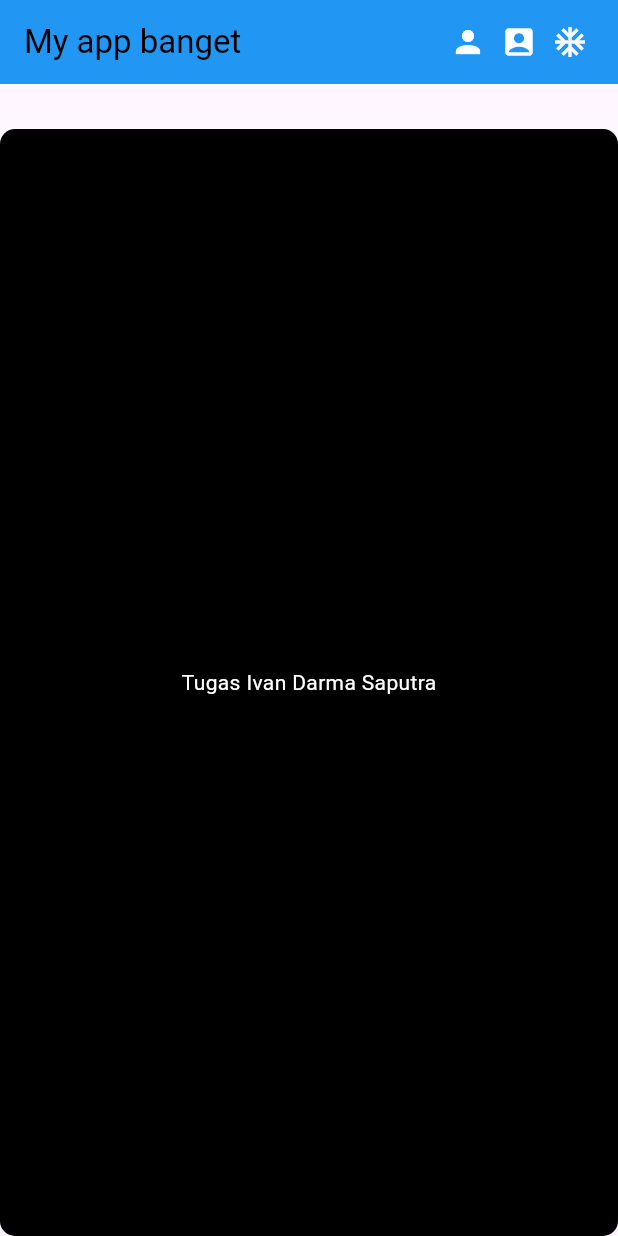
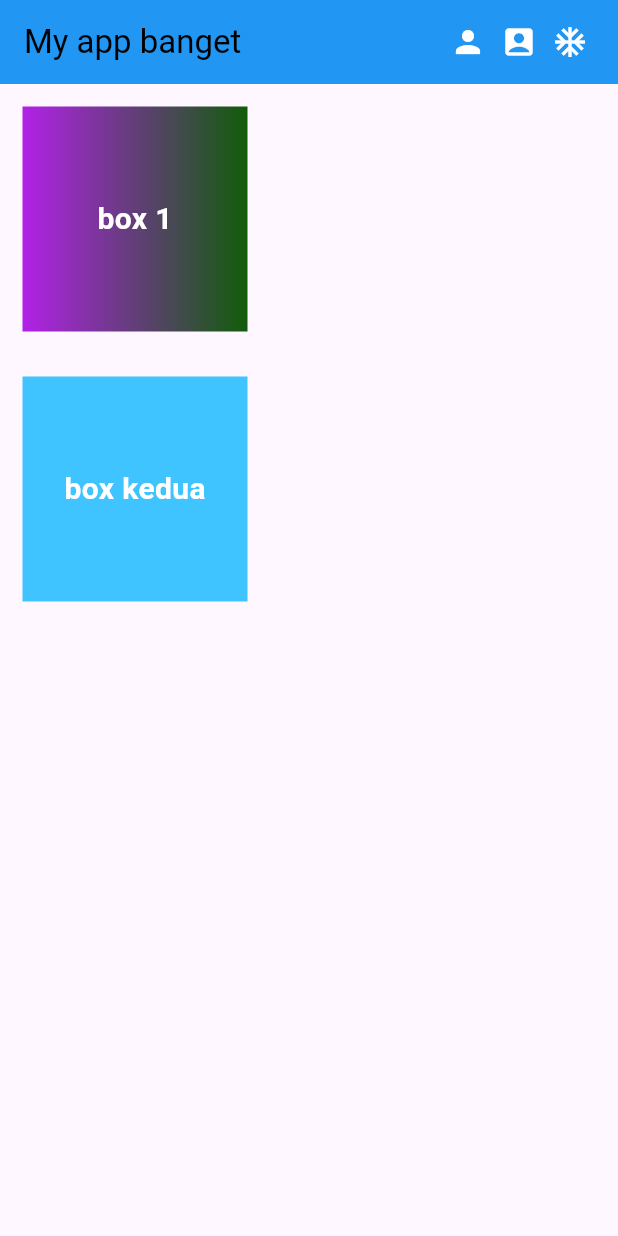
Before and after one commit to GUYwithPTSD/tugas_git, a Flutter app: the screen it shows after launch, on a phone screen of 412 x 824 dp. Run offline on Flutter 3.47's test engine with Material 3 defaults, Android fonts, the phone set to English and light mode, and no system bars.

Commit message:
commit 8(tambahan dcoration pada body)

```diff
--- a/lib/main.dart
+++ b/lib/main.dart
@@ -36,17 +36,52 @@
           SizedBox(width: 20),
         ],
       ),
-      body: Container(
-        alignment: Alignment.center,
-        margin: EdgeInsets.only(top: 30),
-        decoration: BoxDecoration(
-          color: Colors.black,
-          borderRadius: BorderRadius.circular(10.0),
-        ),
-        child: const Text(
-          "Tugas Ivan Darma Saputra",
-          style: TextStyle(color: Colors.white),
-        ),
+      body: Column(
+        children: [
+          Container(
+            width: 150,
+            height: 150,
+            alignment: Alignment.center,
+            margin: EdgeInsets.all(15),
+
+            decoration: BoxDecoration(
+              color: Colors.lightBlueAccent,
+              gradient: LinearGradient(
+                colors: [
+                  const Color.fromARGB(255, 178, 33, 231),
+                  const Color.fromARGB(255, 18, 92, 10),
+                ],
+              ),
+            ),
+
+            child: Text(
+              "box 1",
+              style: TextStyle(
+                fontSize: 20,
+                fontWeight: FontWeight.bold,
+                color: Colors.white,
+              ),
+            ),
+          ),
+
+          Container(
+            width: 150,
+            height: 150,
+            alignment: Alignment.center,
+            margin: EdgeInsets.all(15),
+
+            decoration: BoxDecoration(color: Colors.lightBlueAccent),
+
+            child: Text(
+              "box kedua",
+              style: TextStyle(
+                fontSize: 20,
+                fontWeight: FontWeight.bold,
+                color: Colors.white,
+              ),
+            ),
+          ),
+        ],
       ),
     );
   }
```
